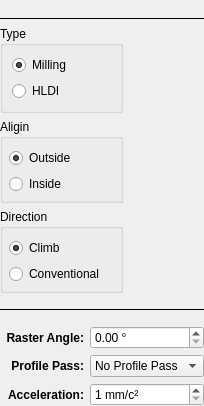
Old version of the form plugins/gcode/pocketraster/pocketrasterform.ui in the repository XRay3D/GERBER_X3.
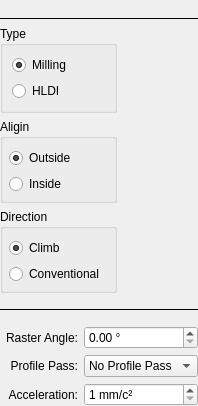
New version of the form. Icons and pictures are not drawn. Custom widgets are drawn as their Qt base class.

```diff
--- a/plugins/gcode/pocketraster/pocketrasterform.ui
+++ b/plugins/gcode/pocketraster/pocketrasterform.ui
@@ -31,11 +31,6 @@
      <property name="enabled">
       <bool>true</bool>
      </property>
-     <property name="font">
-      <font>
-       <bold>true</bold>
-      </font>
-     </property>
      <property name="text">
       <string>Profile Pass:</string>
      </property>
@@ -259,11 +254,6 @@
    </item>
    <item row="7" column="1">
     <widget class="QLabel" name="labelAcc">
-     <property name="font">
-      <font>
-       <bold>true</bold>
-      </font>
-     </property>
      <property name="text">
       <string>Acceleration:</string>
      </property>
@@ -277,11 +267,6 @@
      <property name="enabled">
       <bool>true</bool>
      </property>
-     <property name="font">
-      <font>
-       <bold>true</bold>
-      </font>
-     </property>
      <property name="text">
       <string>Raster Angle:</string>
      </property>
```
Lines whose indentation alone changed are shown as unchanged.
